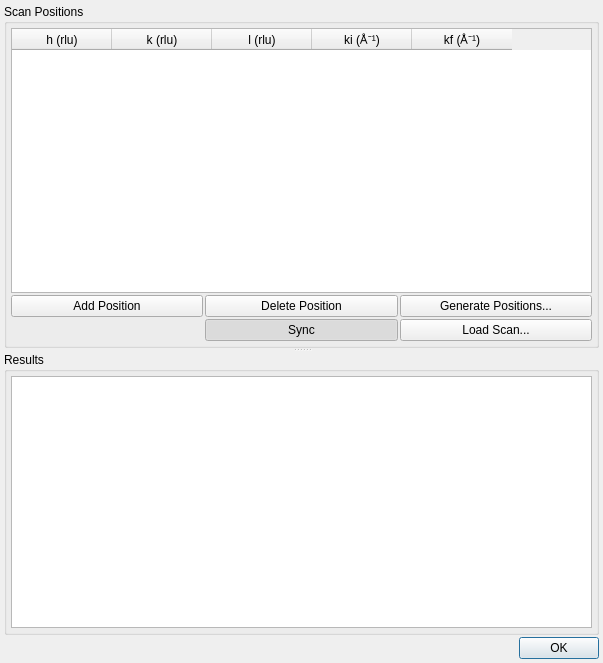
Above: core/ui/elastic.ui from jkrueger1/takin_ill before the change. Below: the same form after it.
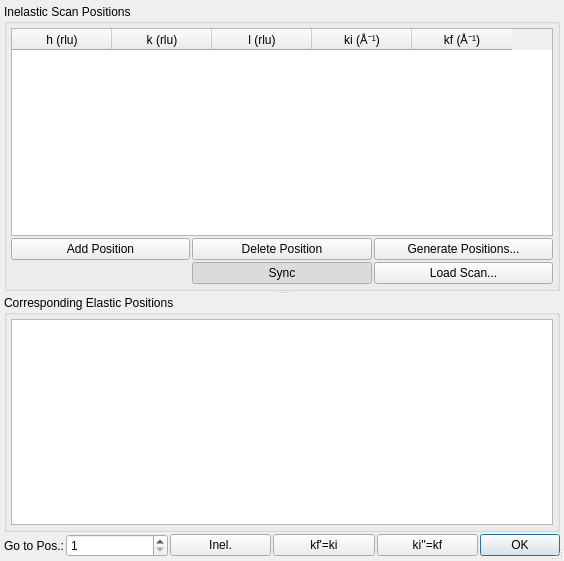
That is the form after the change.

Commit message: core: continued with elastic positions

The edit to the form file:
```diff
--- a/core/ui/elastic.ui
+++ b/core/ui/elastic.ui
@@ -6,13 +6,16 @@
    <rect>
     <x>0</x>
     <y>0</y>
-    <width>603</width>
-    <height>663</height>
+    <width>564</width>
+    <height>561</height>
    </rect>
   </property>
   <property name="windowTitle">
    <string>Elastic Positions</string>
   </property>
+  <property name="sizeGripEnabled">
+   <bool>true</bool>
+  </property>
   <layout class="QGridLayout" name="gridLayout_3">
    <property name="leftMargin">
     <number>4</number>
@@ -29,14 +32,14 @@
    <property name="spacing">
     <number>2</number>
    </property>
-   <item row="0" column="0">
+   <item row="0" column="0" colspan="6">
     <widget class="QSplitter" name="splitter">
      <property name="orientation">
       <enum>Qt::Vertical</enum>
      </property>
      <widget class="QGroupBox" name="groupBox">
       <property name="title">
-       <string>Scan Positions</string>
+       <string>Inelastic Scan Positions</string>
       </property>
       <layout class="QGridLayout" name="gridLayout_2">
        <property name="leftMargin">
@@ -155,7 +158,7 @@
      </widget>
      <widget class="QGroupBox" name="groupBox_2">
       <property name="title">
-       <string>Results</string>
+       <string>Corresponding Elastic Positions</string>
       </property>
       <layout class="QGridLayout" name="gridLayout">
        <property name="leftMargin">
@@ -188,7 +191,96 @@
     </widget>
    </item>
    <item row="1" column="0">
+    <widget class="QLabel" name="label">
+     <property name="sizePolicy">
+      <sizepolicy hsizetype="Fixed" vsizetype="Preferred">
+       <horstretch>0</horstretch>
+       <verstretch>0</verstretch>
+      </sizepolicy>
+     </property>
+     <property name="text">
+      <string>Go to Pos.:</string>
+     </property>
+    </widget>
+   </item>
+   <item row="1" column="1">
+    <widget class="QSpinBox" name="spinPosIdx">
+     <property name="sizePolicy">
+      <sizepolicy hsizetype="Preferred" vsizetype="Fixed">
+       <horstretch>0</horstretch>
+       <verstretch>0</verstretch>
+      </sizepolicy>
+     </property>
+     <property name="toolTip">
+      <string>Index of the scan position.</string>
+     </property>
+     <property name="prefix">
+      <string/>
+     </property>
+     <property name="minimum">
+      <number>1</number>
+     </property>
+     <property name="value">
+      <number>1</number>
+     </property>
+    </widget>
+   </item>
+   <item row="1" column="2">
+    <widget class="QPushButton" name="btnGotoInel">
+     <property name="sizePolicy">
+      <sizepolicy hsizetype="Preferred" vsizetype="Fixed">
+       <horstretch>0</horstretch>
+       <verstretch>0</verstretch>
+      </sizepolicy>
+     </property>
+     <property name="toolTip">
+      <string>Go to inelastic position with given index.</string>
+     </property>
+     <property name="text">
+      <string>Inel.</string>
+     </property>
+    </widget>
+   </item>
+   <item row="1" column="3">
+    <widget class="QPushButton" name="btnGotoElast1">
+     <property name="sizePolicy">
+      <sizepolicy hsizetype="Preferred" vsizetype="Fixed">
+       <horstretch>0</horstretch>
+       <verstretch>0</verstretch>
+      </sizepolicy>
+     </property>
+     <property name="toolTip">
+      <string>Go to elastic position for kf'=ki with given index.</string>
+     </property>
+     <property name="text">
+      <string>kf'=ki</string>
+     </property>
+    </widget>
+   </item>
+   <item row="1" column="4">
+    <widget class="QPushButton" name="btnGotoElast2">
+     <property name="sizePolicy">
+      <sizepolicy hsizetype="Preferred" vsizetype="Fixed">
+       <horstretch>0</horstretch>
+       <verstretch>0</verstretch>
+      </sizepolicy>
+     </property>
+     <property name="toolTip">
+      <string>Go to elastic position for ki''=kf with given index.</string>
+     </property>
+     <property name="text">
+      <string>ki''=kf</string>
+     </property>
+    </widget>
+   </item>
+   <item row="1" column="5">
     <widget class="QDialogButtonBox" name="buttonBox">
+     <property name="sizePolicy">
+      <sizepolicy hsizetype="Fixed" vsizetype="Fixed">
+       <horstretch>0</horstretch>
+       <verstretch>0</verstretch>
+      </sizepolicy>
+     </property>
      <property name="orientation">
       <enum>Qt::Horizontal</enum>
      </property>
```
Left out of the diff: 4 changed lines with no effect on the pictures. The commit also changes 3 other files.
